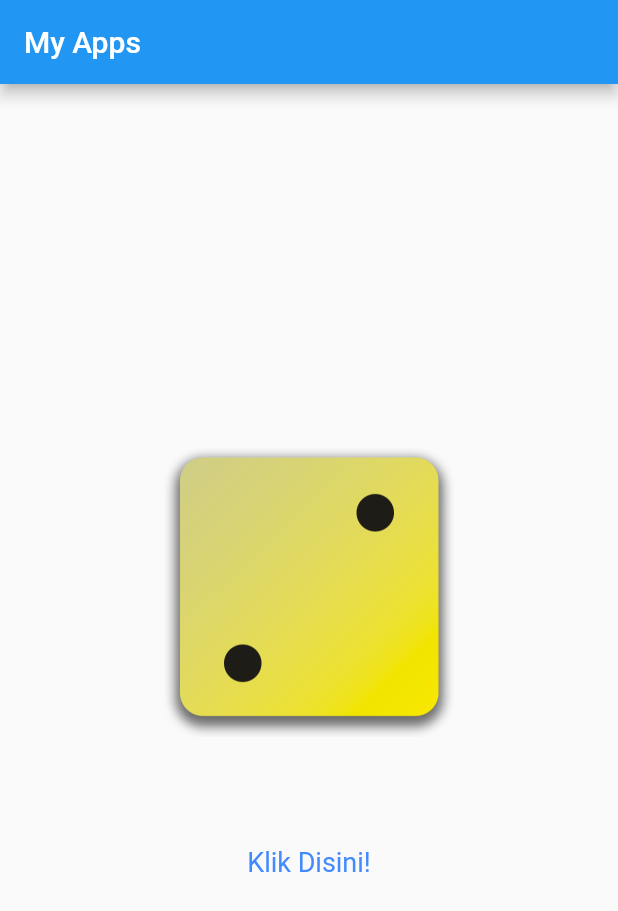
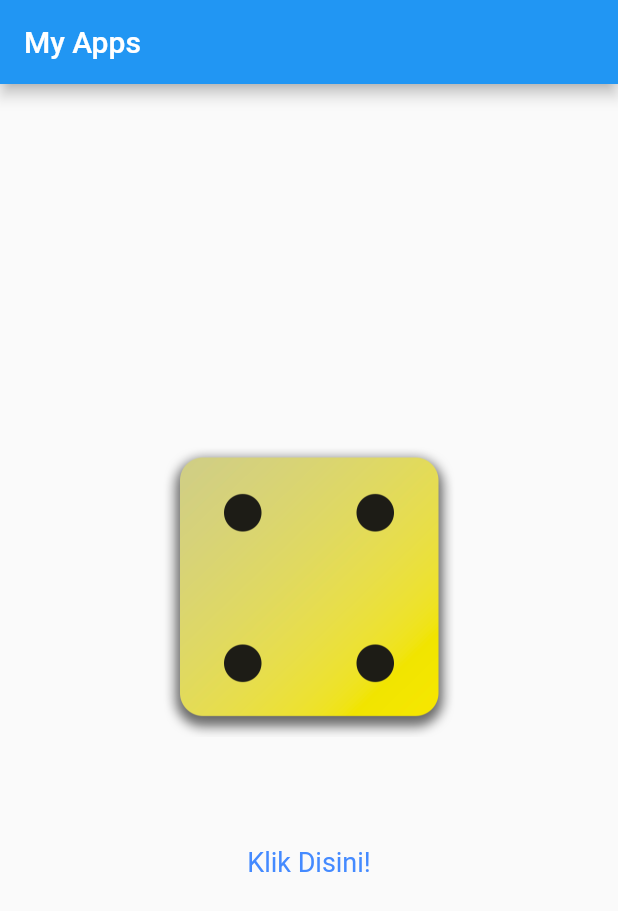
Before and after one commit to ahmadgalang/flutter-practice-one, a Flutter app: the screen it shows after launch, on a phone screen of 412 x 824 dp. Shown: the top 911 px of the screen. Run offline on Flutter 3.47's test engine with Material 2 defaults, Android fonts, the phone set to English and light mode, and no system bars.

Commit message:
create file dice_roller and Generating Random Numbers

```diff
--- /dev/null
+++ b/lib/dice_roller.dart
@@ -0,0 +1,51 @@
+import 'package:flutter/material.dart';
+
+class DiceRoller extends StatefulWidget {
+  DiceRoller({super.key});
+
+  @override
+  State<DiceRoller> createState() {
+    return _DiceRollerState();
+  }
+}
+
+class _DiceRollerState extends State<DiceRoller> {
+// Image Dice
+  var activeDiceImage = 'assets/images/dice-4.png';
+
+  void rollDice() {
+    setState(() {
+      activeDiceImage = 'assets/images/dice-2.png';
+      ('changing image...');
+    });
+  }
+
+  @override
+  Widget build(context) {
+    return Column(
+      mainAxisSize: MainAxisSize.min,
+      mainAxisAlignment: MainAxisAlignment.center,
+      children: [
+        Image.asset(
+          activeDiceImage,
+          width: 200,
+        ),
+        const SizedBox(height: 50),
+        TextButton(
+          onPressed: rollDice,
+          style: TextButton.styleFrom(
+            padding: const EdgeInsets.only(top: 20),
+            foregroundColor: Colors.blueAccent,
+            textStyle: const TextStyle(
+              fontSize: 18,
+            ),
+          ),
+          child: const Text(
+            'Klik Disini!',
+            textAlign: TextAlign.justify,
+          ),
+        ),
+      ],
+    );
+  }
+}
--- a/lib/gradient_container.dart
+++ b/lib/gradient_container.dart
@@ -1,4 +1,5 @@
 import 'package:flutter/material.dart';
+import 'package:my_app/dice_roller.dart';
 
 const alignmentCenter = Alignment.center;
 const bottomCenter = Alignment.center;
@@ -13,10 +14,6 @@ class GradientContainer extends StatelessWidget {
   final Color color1;
   final Color color2;
 
-  void rollDice() {
-    //
-  }
-
   @override
   Widget build(context) {
     return Container(
@@ -27,31 +24,7 @@ class GradientContainer extends StatelessWidget {
             end: bottomCenter),
       ),
       child: Center(
-        child: Column(
-          mainAxisSize: MainAxisSize.min,
-          mainAxisAlignment: MainAxisAlignment.center,
-          children: [
-            Image.asset(
-              'assets/images/dice-2.png',
-              width: 200,
-            ),
-            const SizedBox(height: 50),
-            TextButton(
-              onPressed: rollDice,
-              style: TextButton.styleFrom(
-                padding: const EdgeInsets.only(top: 20),
-                foregroundColor: Colors.blueAccent,
-                textStyle: const TextStyle(
-                  fontSize: 18,
-                ),
-              ),
-              child: const Text(
-                'Klik Disini!',
-                textAlign: TextAlign.justify,
-              ),
-            )
-          ],
-        ),
+        child: DiceRoller(),
       ),
     );
   }
--- a/pubspec.yaml
+++ b/pubspec.yaml
@@ -63,6 +63,7 @@ flutter:
   - assets/images/dice-1.png
   - assets/images/dice-2.png
   - assets/images/dice-3.png
+  - assets/images/dice-4.png
   - assets/images/dice-5.png
   - assets/images/dice-6.png
 
```
